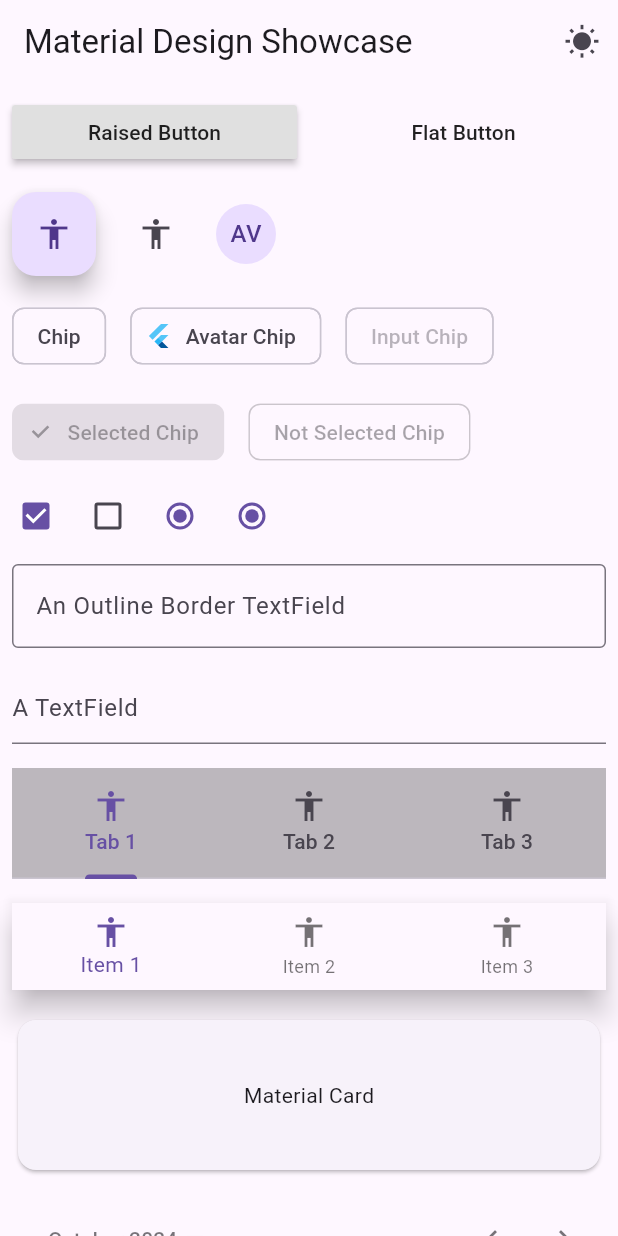
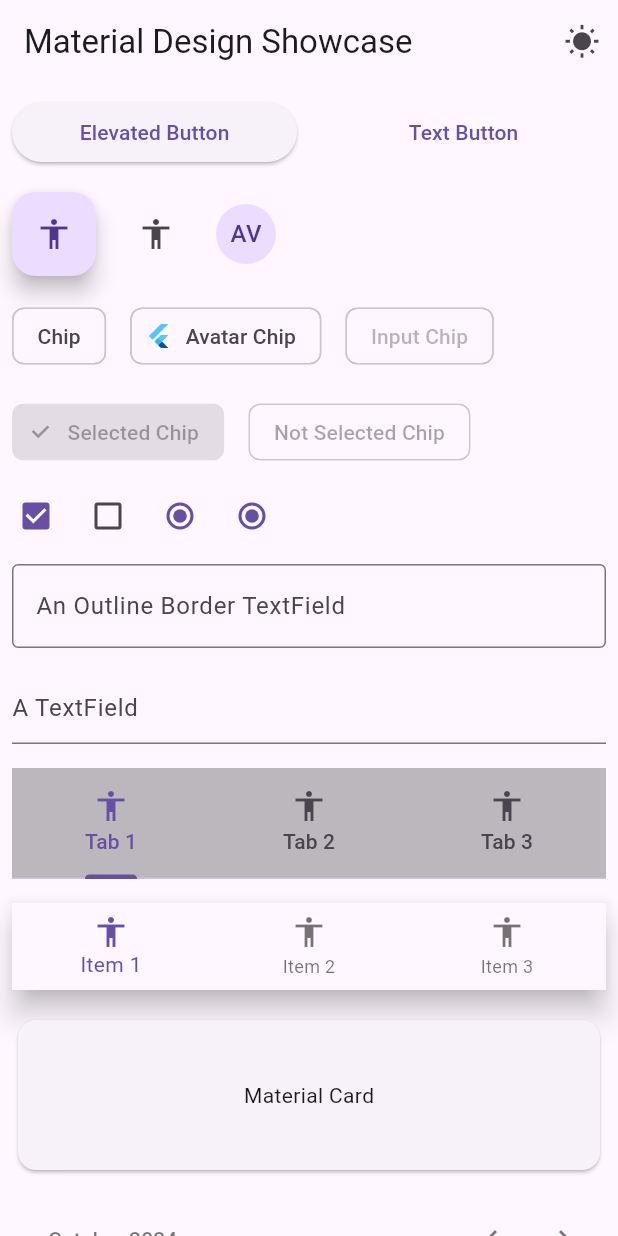
Before and after one commit to miquelbeltran/flutter_material_showcase, a Flutter app: the screen it shows after launch, on a phone screen of 412 x 824 dp. Run offline on Flutter 3.47's test engine with Material 3 defaults, Android fonts, the phone set to English and light mode, and no system bars.

Commit message:
Migration to latest Flutter version (#4)

```diff
--- a/example/lib/main.dart
+++ b/example/lib/main.dart
@@ -22,12 +22,14 @@ class _MyAppState extends State<MyApp> {
       ),
       home: Scaffold(
         appBar: AppBar(
-          title: Text('Material Design Showcase'),
+          title: const Text('Material Design Showcase'),
           actions: <Widget>[
             IconButton(
-              icon: Icon(brightness == Brightness.light
-                  ? Icons.wb_sunny
-                  : Icons.brightness_2),
+              icon: Icon(
+                brightness == Brightness.light
+                    ? Icons.wb_sunny
+                    : Icons.brightness_2,
+              ),
               onPressed: () {
                 switch (brightness) {
                   case Brightness.dark:
@@ -42,11 +44,11 @@ class _MyAppState extends State<MyApp> {
                     break;
                 }
               },
-            )
+            ),
           ],
         ),
         body: ListView(
-          children: <Widget>[
+          children: const <Widget>[
             MaterialShowcase(),
           ],
         ),
--- a/example/pubspec.yaml
+++ b/example/pubspec.yaml
@@ -14,7 +14,7 @@ description: Example usage of Material Design component showcase.
 version: 1.0.0+1
 
 environment:
-  sdk: ">=2.1.0 <3.0.0"
+  sdk: ">=2.12.0 <4.0.0"
 
 dependencies:
   flutter:
@@ -22,7 +22,7 @@ dependencies:
 
   # The following adds the Cupertino Icons font to your application.
   # Use with the CupertinoIcons class for iOS style icons.
-  cupertino_icons: ^0.1.2
+  cupertino_icons: ^1.0.8
 
   flutter_material_showcase:
     path: ../
--- a/lib/flutter_material_showcase.dart
+++ b/lib/flutter_material_showcase.dart
@@ -61,7 +61,7 @@ class _MaterialShowcaseState extends State<MaterialShowcase> {
   Widget _buildTabRow(context) {
     return Padding(
       padding: const EdgeInsets.all(8.0),
-      child: Container(
+      child: ColoredBox(
         color: widget.tabBackgroundColor ?? Colors.black26,
         child: const TabBar(
           tabs: <Widget>[
@@ -109,8 +109,8 @@ class _MaterialShowcaseState extends State<MaterialShowcase> {
   }
 
   Row _buildChoiceChipRow() {
-    return Row(
-      children: const <Widget>[
+    return const Row(
+      children: <Widget>[
         Padding(
           padding: EdgeInsets.all(8.0),
           child: ChoiceChip(
@@ -130,8 +130,8 @@ class _MaterialShowcaseState extends State<MaterialShowcase> {
   }
 
   Row _buildChipRow() {
-    return Row(
-      children: const <Widget>[
+    return const Row(
+      children: <Widget>[
         Padding(
           padding: EdgeInsets.all(8.0),
           child: Chip(
@@ -177,7 +177,7 @@ class _MaterialShowcaseState extends State<MaterialShowcase> {
           child: CircleAvatar(
             child: Text('AV'),
           ),
-        )
+        ),
       ],
     );
   }
@@ -188,21 +188,21 @@ class _MaterialShowcaseState extends State<MaterialShowcase> {
         Expanded(
           child: Padding(
             padding: const EdgeInsets.all(8.0),
-            child: RaisedButton(
+            child: ElevatedButton(
               onPressed: () {},
-              child: const Text('Raised Button'),
+              child: const Text('Elevated Button'),
             ),
           ),
         ),
         Expanded(
           child: Padding(
             padding: const EdgeInsets.all(8.0),
-            child: FlatButton(
+            child: TextButton(
               onPressed: () {},
-              child: const Text('Flat Button'),
+              child: const Text('Text Button'),
             ),
           ),
-        )
+        ),
       ],
     );
   }
@@ -230,12 +230,12 @@ class _MaterialShowcaseState extends State<MaterialShowcase> {
   }
 
   Widget _buildCard() {
-    return Padding(
-      padding: const EdgeInsets.all(8.0),
+    return const Padding(
+      padding: EdgeInsets.all(8.0),
       child: Card(
-        child: Container(
+        child: SizedBox(
           height: 100,
-          child: const Center(
+          child: Center(
             child: Text('Material Card'),
           ),
         ),
@@ -302,48 +302,52 @@ class _MaterialShowcaseState extends State<MaterialShowcase> {
         crossAxisAlignment: CrossAxisAlignment.start,
         children: <Widget>[
           Text(
-            'Headline 1',
-            style: Theme.of(context).textTheme.headline1,
+            'Headline Large',
+            style: Theme.of(context).textTheme.headlineLarge,
           ),
           Text(
-            'Headline 2',
-            style: Theme.of(context).textTheme.headline2,
+            'Headline Medium',
+            style: Theme.of(context).textTheme.headlineMedium,
           ),
           Text(
-            'Headline 3',
-            style: Theme.of(context).textTheme.headline3,
+            'Headline Small',
+            style: Theme.of(context).textTheme.headlineSmall,
           ),
           Text(
-            'Headline 4',
-            style: Theme.of(context).textTheme.headline4,
+            'Title Large',
+            style: Theme.of(context).textTheme.titleLarge,
           ),
           Text(
-            'Headline 5',
-            style: Theme.of(context).textTheme.headline5,
+            'Title Medium',
+            style: Theme.of(context).textTheme.titleMedium,
           ),
           Text(
-            'Headline 6',
-            style: Theme.of(context).textTheme.headline6,
+            'Title Small',
+            style: Theme.of(context).textTheme.titleSmall,
           ),
           Text(
-            'Subtitle 1',
-            style: Theme.of(context).textTheme.subtitle1,
+            'Label Large',
+            style: Theme.of(context).textTheme.labelLarge,
           ),
           Text(
-            'Subtitle 2',
-            style: Theme.of(context).textTheme.subtitle2,
+            'Label Medium',
+            style: Theme.of(context).textTheme.labelMedium,
           ),
           Text(
-            'Caption',
-            style: Theme.of(context).textTheme.caption,
+            'Label Small',
+            style: Theme.of(context).textTheme.labelSmall,
           ),
           Text(
-            'Body Text 1',
-            style: Theme.of(context).textTheme.bodyText1,
+            'Body Large',
+            style: Theme.of(context).textTheme.bodyLarge,
           ),
           Text(
-            'Body Text 2',
-            style: Theme.of(context).textTheme.bodyText2,
+            'Body Medium',
+            style: Theme.of(context).textTheme.bodyMedium,
+          ),
+          Text(
+            'Body Small',
+            style: Theme.of(context).textTheme.bodySmall,
           ),
         ],
       ),
--- a/pubspec.yaml
+++ b/pubspec.yaml
@@ -4,7 +4,7 @@ version: 2.0.0
 homepage: https://github.com/miquelbeltran/flutter_material_showcase
 
 environment:
-  sdk: ">=2.12.0-0 <3.0.0"
+  sdk: ">=2.12.0 <4.0.0"
 
 dependencies:
   flutter:
```
Also changed, not shown: example/pubspec.lock, pubspec.lock, 14 other files.
